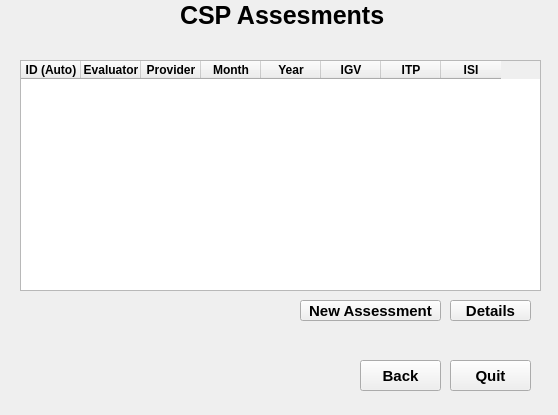
The window that ui/StatusAPIUX_avaliador.ui (hugonh/statusapiux-inc) describes before a commit, drawn with Qt 5.
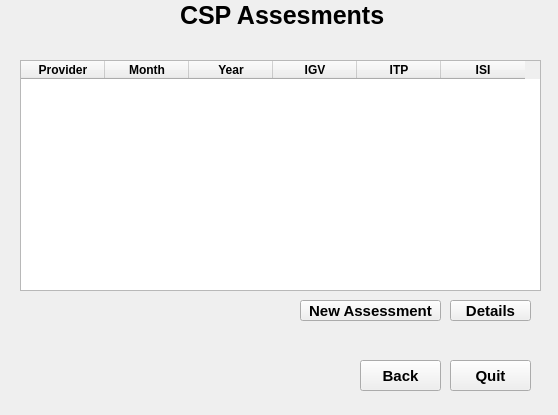
The same window after the commit.

Commit message: Tela com filtros específicos

The edit to the form file:
```diff
--- a/ui/StatusAPIUX_avaliador.ui
+++ b/ui/StatusAPIUX_avaliador.ui
@@ -204,33 +204,11 @@
      <bool>false</bool>
     </property>
     <attribute name="horizontalHeaderDefaultSectionSize">
-     <number>60</number>
+     <number>84</number>
     </attribute>
     <attribute name="verticalHeaderDefaultSectionSize">
      <number>35</number>
     </attribute>
-    <column>
-     <property name="text">
-      <string>ID (Auto)</string>
-     </property>
-     <property name="font">
-      <font>
-       <weight>75</weight>
-       <bold>true</bold>
-      </font>
-     </property>
-    </column>
-    <column>
-     <property name="text">
-      <string>Evaluator</string>
-     </property>
-     <property name="font">
-      <font>
-       <weight>75</weight>
-       <bold>true</bold>
-      </font>
-     </property>
-    </column>
     <column>
      <property name="text">
       <string>Provider</string>
```
